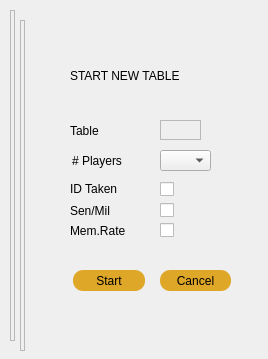
The window that tablestart.ui (aj501/NickBilliardsPrjQT) describes before a commit, drawn with Qt 5.
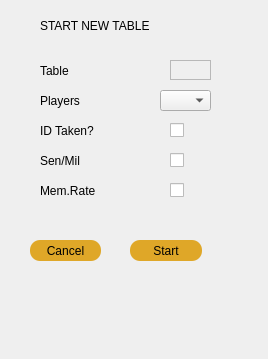
The same window after the commit.

```diff
--- a/tablestart.ui
+++ b/tablestart.ui
@@ -16,78 +16,11 @@
   <property name="styleSheet">
    <string notr="true"/>
   </property>
-  <widget class="QLabel" name="numPlayersLabel">
-   <property name="geometry">
-    <rect>
-     <x>72</x>
-     <y>150</y>
-     <width>71</width>
-     <height>21</height>
-    </rect>
-   </property>
-   <property name="styleSheet">
-    <string notr="true">border-color: rgb(238, 51, 255);</string>
-   </property>
-   <property name="frameShape">
-    <enum>QFrame::NoFrame</enum>
-   </property>
-   <property name="frameShadow">
-    <enum>QFrame::Sunken</enum>
-   </property>
-   <property name="text">
-    <string># Players</string>
-   </property>
-  </widget>
-  <widget class="QLabel" name="idTakenLabel">
-   <property name="geometry">
-    <rect>
-     <x>70</x>
-     <y>180</y>
-     <width>61</width>
-     <height>18</height>
-    </rect>
-   </property>
-   <property name="styleSheet">
-    <string notr="true">border-color: rgb(238, 51, 255);</string>
-   </property>
-   <property name="frameShape">
-    <enum>QFrame::NoFrame</enum>
-   </property>
-   <property name="frameShadow">
-    <enum>QFrame::Sunken</enum>
-   </property>
-   <property name="text">
-    <string>ID Taken</string>
-   </property>
-  </widget>
-  <widget class="QComboBox" name="numPlayersComboBox">
-   <property name="geometry">
-    <rect>
-     <x>160</x>
-     <y>150</y>
-     <width>51</width>
-     <height>21</height>
-    </rect>
-   </property>
-  </widget>
-  <widget class="QCheckBox" name="idTakenCheckBox">
-   <property name="geometry">
-    <rect>
-     <x>160</x>
-     <y>180</y>
-     <width>19</width>
-     <height>18</height>
-    </rect>
-   </property>
-   <property name="text">
-    <string/>
-   </property>
-  </widget>
   <widget class="QPushButton" name="startButton">
    <property name="geometry">
     <rect>
-     <x>73</x>
-     <y>270</y>
+     <x>130</x>
+     <y>240</y>
      <width>72</width>
      <height>21</height>
     </rect>
@@ -108,8 +41,8 @@
   <widget class="QPushButton" name="cancelButton">
    <property name="geometry">
     <rect>
-     <x>160</x>
-     <y>270</y>
+     <x>30</x>
+     <y>240</y>
      <width>71</width>
      <height>21</height>
     </rect>
@@ -124,8 +57,8 @@
   <widget class="QLabel" name="startNewTableLabel">
    <property name="geometry">
     <rect>
-     <x>70</x>
-     <y>60</y>
+     <x>40</x>
+     <y>10</y>
      <width>151</width>
      <height>31</height>
     </rect>
@@ -140,111 +73,83 @@
     <string>START NEW TABLE</string>
    </property>
   </widget>
-  <widget class="QLabel" name="tableNumber">
+  <widget class="QLabel" name="label_2">
    <property name="geometry">
     <rect>
-     <x>70</x>
-     <y>120</y>
-     <width>54</width>
+     <x>40</x>
+     <y>60</y>
+     <width>51</width>
      <height>21</height>
     </rect>
    </property>
-   <property name="styleSheet">
-    <string notr="true">border-color: rgb(238, 51, 255);</string>
-   </property>
    <property name="frameShape">
     <enum>QFrame::NoFrame</enum>
    </property>
-   <property name="frameShadow">
-    <enum>QFrame::Sunken</enum>
-   </property>
    <property name="text">
     <string>Table</string>
    </property>
   </widget>
-  <widget class="QLabel" name="tableNumberLabel">
+  <widget class="QLabel" name="label_5">
    <property name="geometry">
     <rect>
-     <x>160</x>
-     <y>120</y>
-     <width>41</width>
-     <height>20</height>
+     <x>40</x>
+     <y>90</y>
+     <width>53</width>
+     <height>21</height>
     </rect>
    </property>
    <property name="frameShape">
-    <enum>QFrame::StyledPanel</enum>
+    <enum>QFrame::NoFrame</enum>
    </property>
    <property name="text">
-    <string/>
+    <string>Players</string>
    </property>
   </widget>
-  <widget class="QLabel" name="label_11">
+  <widget class="QLabel" name="label_4">
    <property name="geometry">
     <rect>
-     <x>10</x>
-     <y>10</y>
-     <width>5</width>
-     <height>331</height>
+     <x>40</x>
+     <y>120</y>
+     <width>71</width>
+     <height>21</height>
     </rect>
    </property>
    <property name="frameShape">
-    <enum>QFrame::StyledPanel</enum>
+    <enum>QFrame::NoFrame</enum>
    </property>
    <property name="text">
-    <string/>
+    <string>ID Taken?</string>
    </property>
   </widget>
-  <widget class="QLabel" name="label_12">
+  <widget class="QCheckBox" name="idTakenCheckBox">
    <property name="geometry">
     <rect>
-     <x>20</x>
-     <y>20</y>
-     <width>5</width>
-     <height>331</height>
+     <x>170</x>
+     <y>120</y>
+     <width>31</width>
+     <height>20</height>
     </rect>
    </property>
-   <property name="frameShape">
-    <enum>QFrame::StyledPanel</enum>
-   </property>
    <property name="text">
     <string/>
    </property>
   </widget>
-  <widget class="QLabel" name="label_8">
+  <widget class="QComboBox" name="numPlayersComboBox">
    <property name="geometry">
     <rect>
-     <x>70</x>
-     <y>200</y>
-     <width>61</width>
+     <x>160</x>
+     <y>90</y>
+     <width>51</width>
      <height>21</height>
     </rect>
-   </property>
-   <property name="frameShape">
-    <enum>QFrame::NoFrame</enum>
-   </property>
-   <property name="text">
-    <string>Sen/Mil</string>
-   </property>
-  </widget>
-  <widget class="QCheckBox" name="checkBox_2">
-   <property name="geometry">
-    <rect>
-     <x>160</x>
-     <y>200</y>
-     <width>86</width>
-     <height>20</height>
-    </rect>
-   </property>
-   <property name="text">
-    <string/>
    </property>
   </widget>
   <widget class="QCheckBox" name="checkBox_3">
    <property name="geometry">
     <rect>
-     <x>160</x>
-     <y>220</y>
-     <width>86</width>
+     <x>170</x>
+     <y>180</y>
+     <width>21</width>
      <height>20</height>
     </rect>
    </property>
@@ -255,8 +160,8 @@
   <widget class="QLabel" name="label_9">
    <property name="geometry">
     <rect>
-     <x>70</x>
-     <y>220</y>
+     <x>40</x>
+     <y>180</y>
      <width>71</width>
      <height>21</height>
     </rect>
@@ -268,6 +173,51 @@
     <string>Mem.Rate</string>
    </property>
   </widget>
+  <widget class="QLabel" name="label_8">
+   <property name="geometry">
+    <rect>
+     <x>40</x>
+     <y>150</y>
+     <width>61</width>
+     <height>21</height>
+    </rect>
+   </property>
+   <property name="frameShape">
+    <enum>QFrame::NoFrame</enum>
+   </property>
+   <property name="text">
+    <string>Sen/Mil</string>
+   </property>
+  </widget>
+  <widget class="QLabel" name="tableNumberLabel">
+   <property name="geometry">
+    <rect>
+     <x>170</x>
+     <y>60</y>
+     <width>41</width>
+     <height>20</height>
+    </rect>
+   </property>
+   <property name="frameShape">
+    <enum>QFrame::StyledPanel</enum>
+   </property>
+   <property name="text">
+    <string/>
+   </property>
+  </widget>
+  <widget class="QCheckBox" name="checkBox_2">
+   <property name="geometry">
+    <rect>
+     <x>170</x>
+     <y>150</y>
+     <width>21</width>
+     <height>20</height>
+    </rect>
+   </property>
+   <property name="text">
+    <string/>
+   </property>
+  </widget>
  </widget>
  <resources/>
  <connections/>
```
